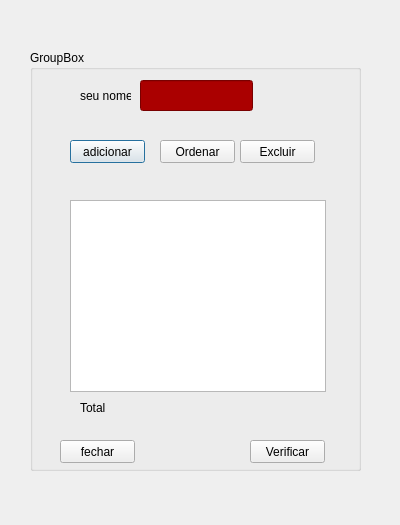
Old version of the form Semestre-4/python/QT/caixa_mensagem.ui in the repository OtavioDSP/TDS-exercises.
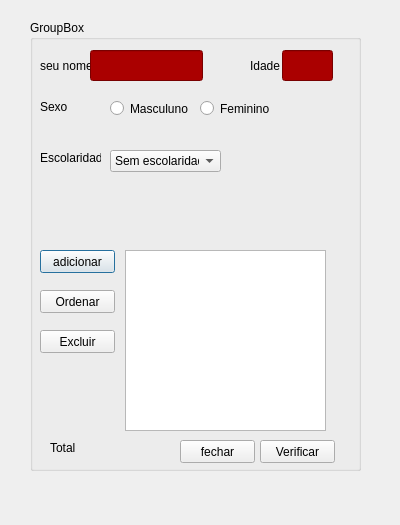
New version of the form.

Commit message: atv 03 qt

```diff
--- a/Semestre-4/python/QT/caixa_mensagem.ui
+++ b/Semestre-4/python/QT/caixa_mensagem.ui
@@ -17,9 +17,9 @@
    <property name="geometry">
     <rect>
      <x>30</x>
-     <y>50</y>
+     <y>20</y>
      <width>331</width>
-     <height>421</height>
+     <height>451</height>
     </rect>
    </property>
    <property name="title">
@@ -28,8 +28,8 @@
    <widget class="QPushButton" name="btadicionar">
     <property name="geometry">
      <rect>
-      <x>40</x>
-      <y>90</y>
+      <x>10</x>
+      <y>230</y>
       <width>75</width>
       <height>23</height>
      </rect>
@@ -41,7 +41,7 @@
    <widget class="QLabel" name="label">
     <property name="geometry">
      <rect>
-      <x>50</x>
+      <x>10</x>
       <y>30</y>
       <width>51</width>
       <height>31</height>
@@ -54,7 +54,7 @@
    <widget class="QLineEdit" name="lineEdit">
     <property name="geometry">
      <rect>
-      <x>110</x>
+      <x>60</x>
       <y>30</y>
       <width>113</width>
       <height>31</height>
@@ -68,8 +68,8 @@
    <widget class="QPushButton" name="btexcluir">
     <property name="geometry">
      <rect>
-      <x>210</x>
-      <y>90</y>
+      <x>10</x>
+      <y>310</y>
       <width>75</width>
       <height>23</height>
      </rect>
@@ -81,8 +81,8 @@
    <widget class="QPushButton" name="btfechar">
     <property name="geometry">
      <rect>
-      <x>30</x>
-      <y>390</y>
+      <x>150</x>
+      <y>420</y>
       <width>75</width>
       <height>23</height>
      </rect>
@@ -94,8 +94,8 @@
    <widget class="QPushButton" name="btordenar">
     <property name="geometry">
      <rect>
-      <x>130</x>
-      <y>90</y>
+      <x>10</x>
+      <y>270</y>
       <width>75</width>
       <height>23</height>
      </rect>
@@ -107,18 +107,18 @@
    <widget class="QListWidget" name="lista">
     <property name="geometry">
      <rect>
-      <x>40</x>
-      <y>150</y>
-      <width>256</width>
-      <height>192</height>
+      <x>95</x>
+      <y>230</y>
+      <width>201</width>
+      <height>181</height>
      </rect>
     </property>
    </widget>
    <widget class="QPushButton" name="pushButton">
     <property name="geometry">
      <rect>
-      <x>220</x>
-      <y>390</y>
+      <x>230</x>
+      <y>420</y>
       <width>75</width>
       <height>23</height>
      </rect>
@@ -130,8 +130,8 @@
    <widget class="QLabel" name="label_2">
     <property name="geometry">
      <rect>
-      <x>50</x>
-      <y>350</y>
+      <x>20</x>
+      <y>420</y>
       <width>31</width>
       <height>16</height>
      </rect>
@@ -143,8 +143,8 @@
    <widget class="QLabel" name="lbconta">
     <property name="geometry">
      <rect>
-      <x>90</x>
-      <y>350</y>
+      <x>50</x>
+      <y>420</y>
       <width>47</width>
       <height>13</height>
      </rect>
@@ -153,6 +153,125 @@
      <string/>
     </property>
    </widget>
+   <widget class="QLineEdit" name="leIdade">
+    <property name="geometry">
+     <rect>
+      <x>252</x>
+      <y>30</y>
+      <width>51</width>
+      <height>31</height>
+     </rect>
+    </property>
+    <property name="styleSheet">
+     <string notr="true">background:
+	rgb(170, 0, 0);</string>
+    </property>
+   </widget>
+   <widget class="QLabel" name="label_5">
+    <property name="geometry">
+     <rect>
+      <x>220</x>
+      <y>30</y>
+      <width>31</width>
+      <height>31</height>
+     </rect>
+    </property>
+    <property name="text">
+     <string>Idade</string>
+    </property>
+   </widget>
+   <widget class="QLabel" name="label_6">
+    <property name="geometry">
+     <rect>
+      <x>10</x>
+      <y>80</y>
+      <width>47</width>
+      <height>13</height>
+     </rect>
+    </property>
+    <property name="text">
+     <string>Sexo</string>
+    </property>
+   </widget>
+   <widget class="QRadioButton" name="rb1">
+    <property name="geometry">
+     <rect>
+      <x>80</x>
+      <y>80</y>
+      <width>82</width>
+      <height>17</height>
+     </rect>
+    </property>
+    <property name="text">
+     <string>Masculuno</string>
+    </property>
+   </widget>
+   <widget class="QRadioButton" name="rb2">
+    <property name="geometry">
+     <rect>
+      <x>170</x>
+      <y>80</y>
+      <width>82</width>
+      <height>17</height>
+     </rect>
+    </property>
+    <property name="text">
+     <string>Feminino</string>
+    </property>
+   </widget>
+   <widget class="QLabel" name="label_7">
+    <property name="geometry">
+     <rect>
+      <x>10</x>
+      <y>130</y>
+      <width>61</width>
+      <height>16</height>
+     </rect>
+    </property>
+    <property name="text">
+     <string>Escolaridade</string>
+    </property>
+   </widget>
+   <widget class="QComboBox" name="cbnivel">
+    <property name="geometry">
+     <rect>
+      <x>80</x>
+      <y>130</y>
+      <width>111</width>
+      <height>22</height>
+     </rect>
+    </property>
+    <item>
+     <property name="text">
+      <string>Sem escolaridade</string>
+     </property>
+    </item>
+    <item>
+     <property name="text">
+      <string>Fundamental</string>
+     </property>
+    </item>
+    <item>
+     <property name="text">
+      <string>Ensino Médio</string>
+     </property>
+    </item>
+    <item>
+     <property name="text">
+      <string>Pos-graduação</string>
+     </property>
+    </item>
+    <item>
+     <property name="text">
+      <string>Mestrado</string>
+     </property>
+    </item>
+    <item>
+     <property name="text">
+      <string>Doutorado</string>
+     </property>
+    </item>
+   </widget>
   </widget>
  </widget>
  <resources/>
```
Left out of the diff: 4 changed lines with no effect on the pictures. The commit also changes 1 other file.
